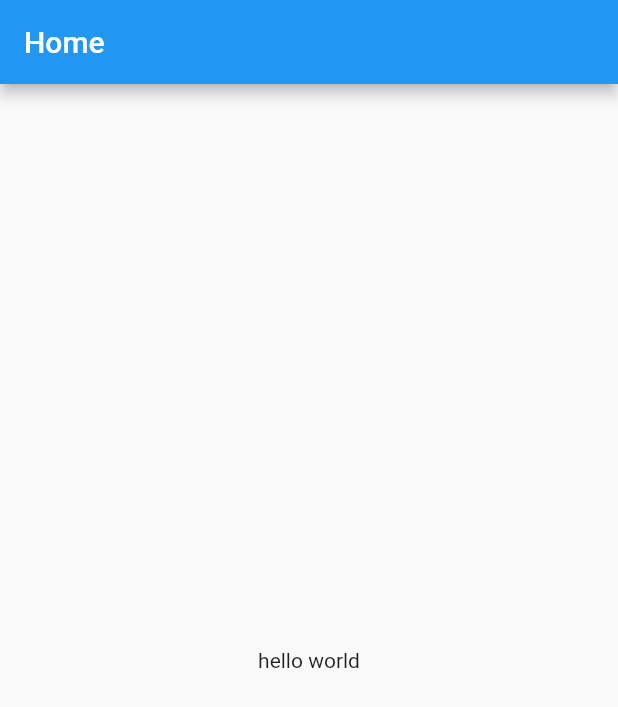
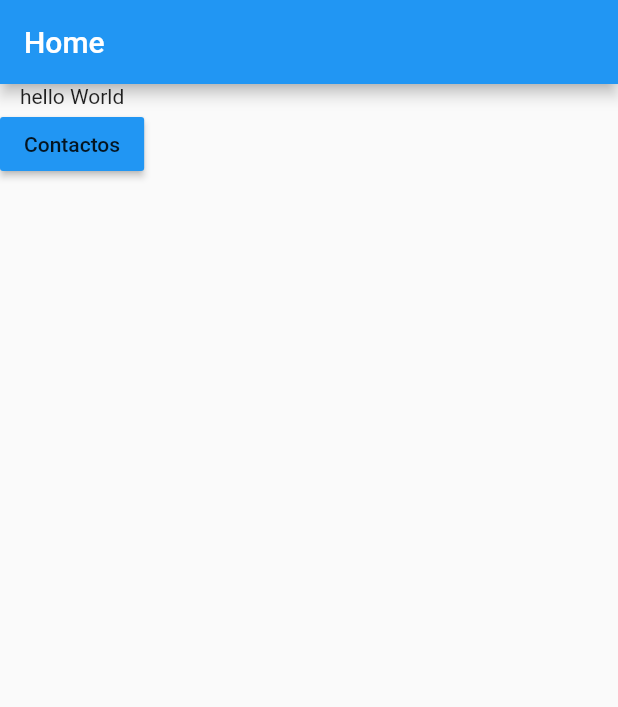
Before and after one commit to nicolau-np/consumirAPi, a Flutter app: the screen it shows after launch, on a phone screen of 412 x 824 dp. Shown: the top 707 px of the screen. Run offline on Flutter 3.47's test engine with Material 2 defaults, Android fonts, the phone set to English and light mode, and no system bars.

Commit message:
fazendo a chamada da rota contactos

```diff
--- a/lib/screens/home.dart
+++ b/lib/screens/home.dart
@@ -7,8 +7,17 @@ class HomePage extends StatelessWidget {
       appBar: AppBar(
         title: Text("Home"),
       ),
-      body: Center(
-        child: Text('hello world'),
+      body: Column(
+        children: [
+          Text("hello World"),
+          RaisedButton(
+            onPressed: () {
+              Navigator.of(context).pushNamed("/contacts");
+            },
+            child: Text('Contactos'),
+            color: Colors.blue,
+          )
+        ],
       ),
     );
   }
```
